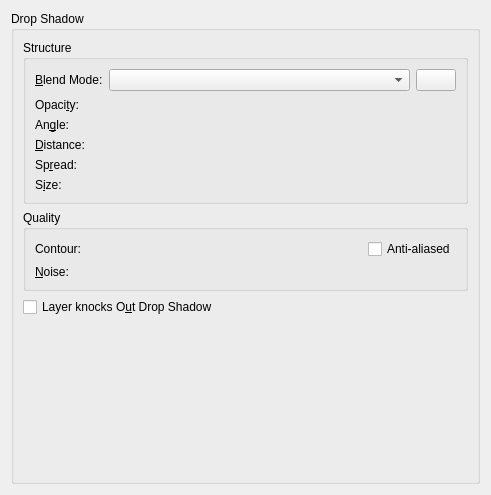
This is libs/ui/layerstyles/wdgdropshadow.ui in KDE/krita as Qt 5 draws it before an edit. The edited form follows.
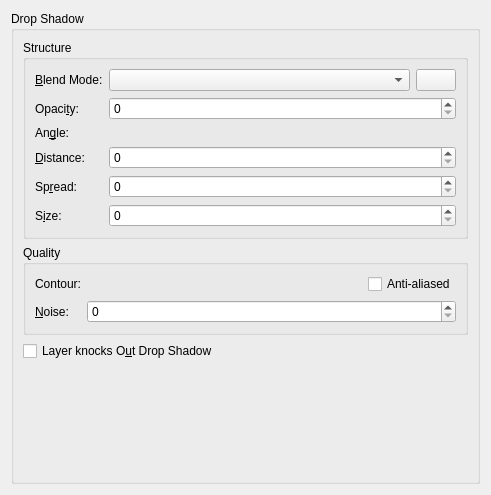
This is the edited form. Custom widgets are drawn as their Qt base class.

Commit message:
ui: Fix Designer not rendering KisSliderSpinBox as QSpinBox
Part-of: <https://invent.kde.org/graphics/krita/-/merge_requests/1742>

```diff
--- a/libs/ui/layerstyles/wdgdropshadow.ui
+++ b/libs/ui/layerstyles/wdgdropshadow.ui
@@ -264,7 +264,7 @@
   </customwidget>
   <customwidget>
    <class>KisSliderSpinBox</class>
-   <extends>QWidget</extends>
+   <extends>QSpinBox</extends>
    <header location="global">kis_slider_spin_box.h</header>
    <container>1</container>
   </customwidget>
```
The commit also changes 45 other files.
